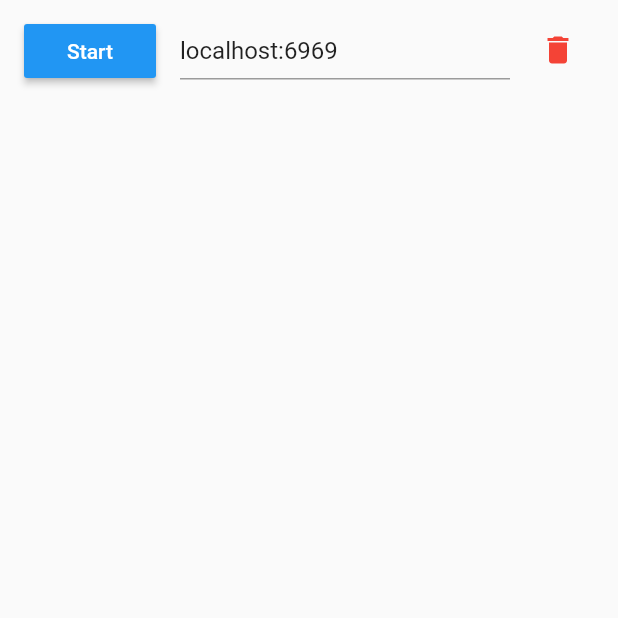
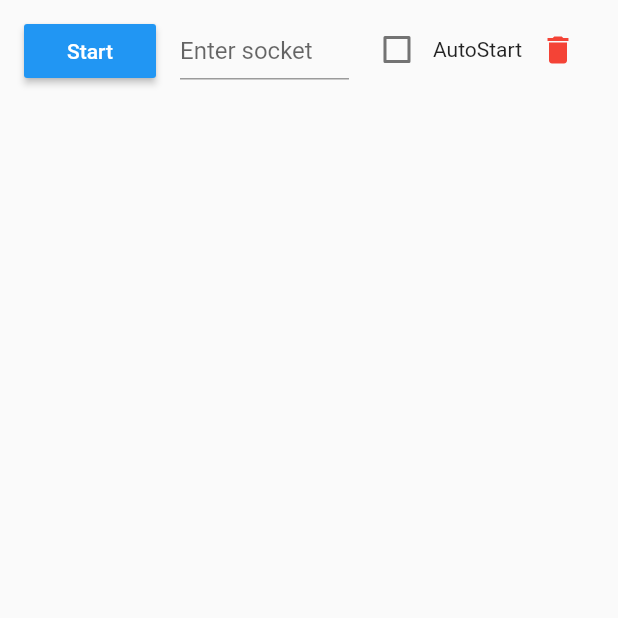
Before and after one commit to ChekTek/socket_logger, a Flutter app: the screen it shows after launch, on a phone screen of 412 x 824 dp, the top half of it. Run offline on Flutter 3.47's test engine with Material 2 defaults, Android fonts, the phone set to English and light mode, and no system bars; our stand-ins replace get_it, shared_preferences.

Commit message:
preferences

```diff
--- a/lib/main.dart
+++ b/lib/main.dart
@@ -1,6 +1,8 @@
 import 'package:flutter/material.dart';
 import 'package:get_it/get_it.dart';
+import 'package:shared_preferences/shared_preferences.dart';
 import 'package:socket_logger/services/alert_service.dart';
+import 'package:socket_logger/services/preference_service.dart';
 import 'package:socket_logger/widgets/log_list.dart';
 import 'package:socket_logger/services/log_service.dart';
 import 'package:socket_logger/widgets/socket_control.dart';
@@ -8,7 +10,10 @@ import 'package:socket_logger/services/socket_service.dart';
 
 final getIt = GetIt.instance;
 
-void main() {
+void main() async {
+  WidgetsFlutterBinding.ensureInitialized();
+  final SharedPreferences preferences = await SharedPreferences.getInstance();
+  getIt.registerSingleton(PreferenceService(preferences));
   runApp(const MyApp());
 }
 
@@ -51,7 +56,7 @@ class Home extends StatelessWidget {
             child: SocketControl(),
           ),
         ),
-        LogList(),
+        const LogList(),
       ],
     ));
   }
--- a/lib/services/alert_service.dart
+++ b/lib/services/alert_service.dart
@@ -6,6 +6,7 @@ class AlertService {
   AlertService(this._context);
 
   showError(String title, String message) {
+    WidgetsBinding.instance?.addPostFrameCallback((_) {
       showDialog(
           context: _context,
           builder: (BuildContext context) {
@@ -22,6 +23,7 @@ class AlertService {
               ],
             );
           });
+    });
   }
 
   closeDialog(BuildContext context) {
--- /dev/null
+++ b/lib/services/preference_service.dart
@@ -0,0 +1,23 @@
+import 'package:shared_preferences/shared_preferences.dart';
+
+class PreferenceService {
+  final SharedPreferences _sharedPreferences;
+
+  PreferenceService(this._sharedPreferences);
+
+  String get host {
+    return _sharedPreferences.getString('host') ?? '';
+  }
+
+  void setHost(String host) {
+    _sharedPreferences.setString('host', host);
+  }
+
+  bool get autoStart {
+    return _sharedPreferences.getBool('auto-start') ?? false;
+  }
+
+  void setAutoStart(bool autostart) {
+    _sharedPreferences.setBool('auto-start', autostart);
+  }
+}
--- a/lib/services/socket_service.dart
+++ b/lib/services/socket_service.dart
@@ -1,5 +1,4 @@
 import 'dart:async';
-import 'dart:developer';
 import 'dart:io';
 
 import 'package:get_it/get_it.dart';
@@ -40,17 +39,26 @@ class SocketService {
               socketString.substring(index + 1, socketString.length)) ??
           -1;
 
+      List<WebSocket> openSockets = [];
+
       server = await HttpServer.bind(host, port);
-      server.transform(WebSocketTransformer()).listen((socket) {
-        socket.listen((msg) {
-          logService.log(msg);
-        });
-      });
+      server.transform(WebSocketTransformer()).listen(
+        (socket) {
+          socket.listen((msg) {
+            logService.log(msg);
+          });
+          openSockets.add(socket);
+        },
+        onDone: () {
+          for (var socket in openSockets) {
+            socket.close();
+          }
+        },
+      );
       _statusController.sink.add(true);
       connected = true;
       connecting = false;
     } catch (error) {
-      inspect(error);
       alertService.showError('Failed to Start Server.', error.toString());
       connected = false;
       connecting = false;
@@ -59,7 +67,7 @@ class SocketService {
   }
 
   disconnect() {
-    server.close();
+    server.close(force: true).then((socketServer) => socketServer.close());
     _statusController.sink.add(false);
     connected = false;
     connecting = false;
--- a/lib/widgets/socket_control.dart
+++ b/lib/widgets/socket_control.dart
@@ -1,5 +1,6 @@
 import 'package:flutter/material.dart';
 import 'package:get_it/get_it.dart';
+import 'package:socket_logger/services/preference_service.dart';
 import 'package:socket_logger/services/socket_service.dart';
 
 import '../services/log_service.dart';
@@ -7,7 +8,8 @@ import '../services/log_service.dart';
 final getIt = GetIt.instance;
 
 class SocketControl extends StatefulWidget {
-  final TextEditingController c = TextEditingController(text: 'localhost:6969');
+  final controller =
+      TextEditingController(text: getIt<PreferenceService>().host);
 
   SocketControl({Key? key}) : super(key: key);
 
@@ -16,10 +18,25 @@ class SocketControl extends StatefulWidget {
 }
 
 class _SocketControlState extends State<SocketControl> {
+  SocketService socketService = getIt<SocketService>();
+  PreferenceService preferenceService = getIt<PreferenceService>();
+  LogService logService = getIt<LogService>();
+  bool isChecked = getIt<PreferenceService>().autoStart;
+
+  @override
+  void initState() {
+    super.initState();
+
+    if (preferenceService.autoStart) {
+      socketService.connect(widget.controller.text);
+    }
+  }
+
   @override
   Widget build(BuildContext context) {
-    var socketService = getIt<SocketService>();
-    var logService = getIt<LogService>();
+    widget.controller.addListener(() {
+      preferenceService.setHost(widget.controller.value.text);
+    });
 
     return Flex(
       direction: Axis.horizontal,
@@ -45,7 +62,7 @@ class _SocketControlState extends State<SocketControl> {
                             color: Colors.blue,
                             textColor: Colors.white,
                             onPressed: () {
-                              socketService.connect(widget.c.text);
+                              socketService.connect(widget.controller.text);
                               setState(() {});
                             });
                   } else {
@@ -54,7 +71,7 @@ class _SocketControlState extends State<SocketControl> {
                         color: Colors.blue,
                         textColor: Colors.white,
                         onPressed: () {
-                          socketService.connect(widget.c.text);
+                          socketService.connect(widget.controller.text);
                           setState(() {});
                         });
                   }
@@ -64,11 +81,24 @@ class _SocketControlState extends State<SocketControl> {
             padding: const EdgeInsets.only(left: 16, right: 8),
             child: TextField(
               textAlignVertical: TextAlignVertical.bottom,
-              controller: widget.c,
-              decoration: const InputDecoration(
-                hintText: 'Enter socket',
-              ),
+              controller: widget.controller,
+              decoration: const InputDecoration(hintText: 'Enter socket'),
             ),
+          ),
+        ),
+        Padding(
+          padding: const EdgeInsets.only(top: 8.0),
+          child: Row(
+            children: [
+              Checkbox(
+                  value: isChecked,
+                  onChanged: (value) {
+                    isChecked = value as bool;
+                    preferenceService.setAutoStart(isChecked);
+                    setState(() {});
+                  }),
+              const Text('AutoStart')
+            ],
           ),
         ),
         Container(
--- a/pubspec.yaml
+++ b/pubspec.yaml
@@ -30,6 +30,7 @@ dependencies:
   flutter:
     sdk: flutter
   get_it: ^7.2.0
+  shared_preferences: ^2.0.13
 
   # The following adds the Cupertino Icons font to your application.
   # Use with the CupertinoIcons class for iOS style icons.
```
Also changed, not shown: pubspec.lock, 10 other files. Lines whose indentation alone changed are shown as unchanged.
